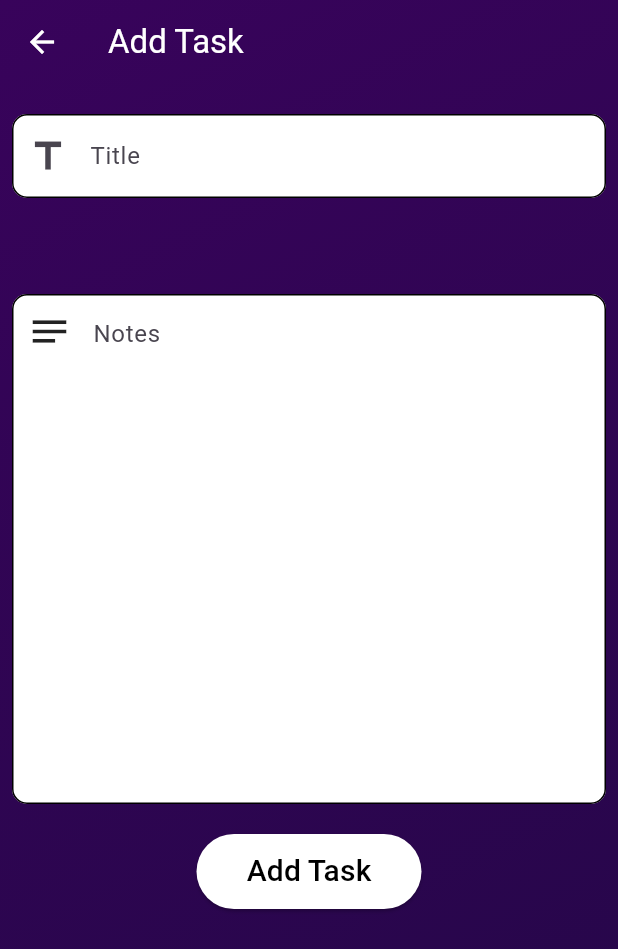
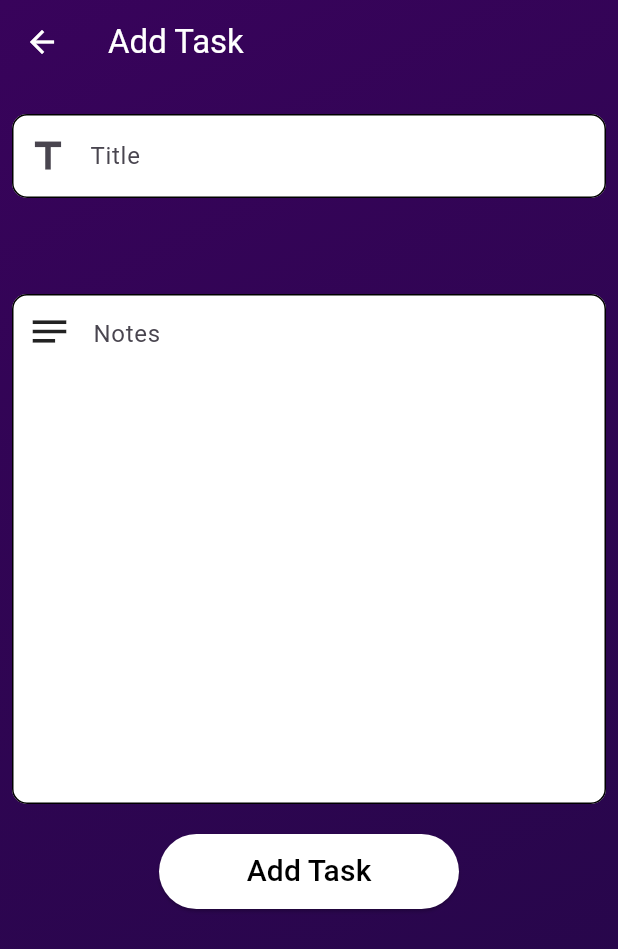
Before and after one commit to KHUBAIB-MEO/TODO-Application, a Flutter app: the screen it shows after launch, after a tap on the "add" icon, on a phone screen of 412 x 824 dp. Shown: the top 949 px of the screen. Run offline on Flutter 3.47's test engine with Material 3 defaults, Android fonts, the phone set to English and light mode, and no system bars.

Commit message:
TODO Application

```diff
--- a/lib/screens/add_task_screen.dart
+++ b/lib/screens/add_task_screen.dart
@@ -5,13 +5,20 @@ import 'package:todo_application/widgets/title_textfeild.dart';
 
 class AddTaskScreen extends StatelessWidget {
   final List<Map<String, String>> tasks;
-  AddTaskScreen({super.key, required this.tasks});
+  bool? isEdit;
+  int? index;
+  AddTaskScreen({super.key, required this.tasks, this.isEdit, this.index});
 
-  final TextEditingController taskTitle = TextEditingController();
-  final TextEditingController taskContent = TextEditingController();
+  TextEditingController taskTitle = TextEditingController();
+  TextEditingController taskContent = TextEditingController();
 
   @override
   Widget build(BuildContext context) {
+    print("159357 $isEdit");
+    if (isEdit == true) {
+      taskTitle.text = tasks[index!]["Title"]!;
+      taskContent.text = tasks[index!]["Task"]!;
+    }
     return Container(
       width: double.infinity,
       height: double.infinity,
@@ -59,19 +66,24 @@ class AddTaskScreen extends StatelessWidget {
                 height: 20,
               ),
               SizedBox(
-                width: 150,
+                width: 200,
                 height: 50,
                 child: ElevatedButton(
                   onPressed: () {
                     if (taskTitle.text.isNotEmpty ||
                         taskContent.text.isNotEmpty) {
                       // Adding task to the mutable list
+                      if (isEdit == true) {
+                        tasks[index!]["Title"] = taskTitle.text;
+                        tasks[index!]["Task"] = taskContent.text;
+                      } else {
                         tasks.add(
                           {
                             "Title": taskTitle.text,
                             "Task": taskContent.text.toString(),
                           },
                         );
+                      }
                     }
                     // print(tasks);
                     Navigator.pushAndRemoveUntil(
@@ -84,8 +96,13 @@ class AddTaskScreen extends StatelessWidget {
                   style: ElevatedButton.styleFrom(
                     backgroundColor: Colors.white,
                   ),
-                  child: const Text(
+                  child: isEdit != true
+                      ? const Text(
                           "Add Task",
+                          style: TextStyle(color: Colors.black, fontSize: 20),
+                        )
+                      : const Text(
+                          "Update Task",
                           style: TextStyle(color: Colors.black, fontSize: 20),
                         ),
                 ),
```
Also changed, not shown: lib/widgets/task_show_widget.dart (+17 -1 lines). Lines whose indentation alone changed are shown as unchanged.
